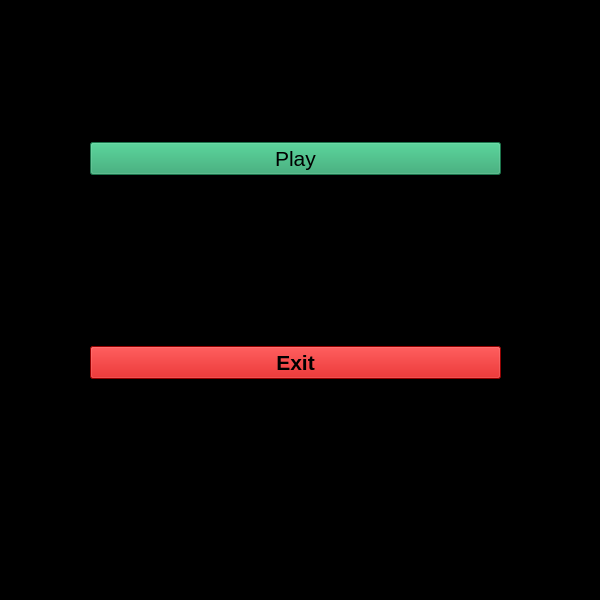
The window that client/mainwindow.ui (codrinatus/CChess) describes before a commit, drawn with Qt 5.
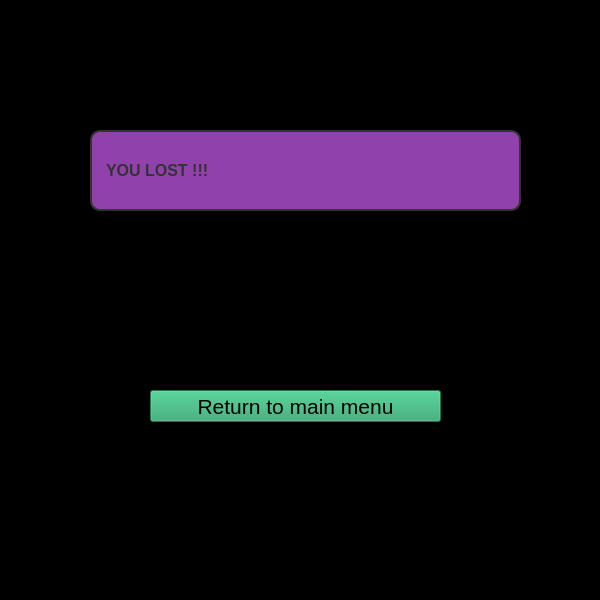
The same window after the commit. The open tabs and pages were chosen to show the change.

The edit to the form file:
```diff
--- a/client/mainwindow.ui
+++ b/client/mainwindow.ui
@@ -135,7 +135,88 @@
     padding: 10px;</string>
       </property>
       <property name="text">
-       <string>TextLabel</string>
+       <string>YOU WON !!!</string>
+      </property>
+     </widget>
+     <widget class="QPushButton" name="return1button">
+      <property name="geometry">
+       <rect>
+        <x>150</x>
+        <y>380</y>
+        <width>291</width>
+        <height>32</height>
+       </rect>
+      </property>
+      <property name="minimumSize">
+       <size>
+        <width>221</width>
+        <height>0</height>
+       </size>
+      </property>
+      <property name="font">
+       <font>
+        <pointsize>16</pointsize>
+       </font>
+      </property>
+      <property name="styleSheet">
+       <string notr="true">background-color: rgb(38, 162, 105);
+selection-color: rgb(145, 65, 172);</string>
+      </property>
+      <property name="text">
+       <string>Return to main menu</string>
+      </property>
+     </widget>
+    </widget>
+    <widget class="QWidget" name="page_3">
+     <widget class="QPushButton" name="return2button">
+      <property name="geometry">
+       <rect>
+        <x>150</x>
+        <y>390</y>
+        <width>291</width>
+        <height>32</height>
+       </rect>
+      </property>
+      <property name="minimumSize">
+       <size>
+        <width>221</width>
+        <height>0</height>
+       </size>
+      </property>
+      <property name="font">
+       <font>
+        <pointsize>16</pointsize>
+       </font>
+      </property>
+      <property name="styleSheet">
+       <string notr="true">background-color: rgb(38, 162, 105);
+selection-color: rgb(145, 65, 172);</string>
+      </property>
+      <property name="text">
+       <string>Return to main menu</string>
+      </property>
+     </widget>
+     <widget class="QLabel" name="losttext">
+      <property name="geometry">
+       <rect>
+        <x>90</x>
+        <y>130</y>
+        <width>431</width>
+        <height>81</height>
+       </rect>
+      </property>
+      <property name="styleSheet">
+       <string notr="true">font-family: &quot;Arial&quot;;
+background-color: rgb(145, 65, 172);
+    font-size: 16px;
+    font-weight: bold;
+    color: #333;
+    border: 2px solid #333;
+    border-radius: 10px;
+    padding: 10px;</string>
+      </property>
+      <property name="text">
+       <string>YOU LOST !!!</string>
       </property>
      </widget>
     </widget>
```
Left out of the diff: 6 changed lines with no effect on the pictures.
